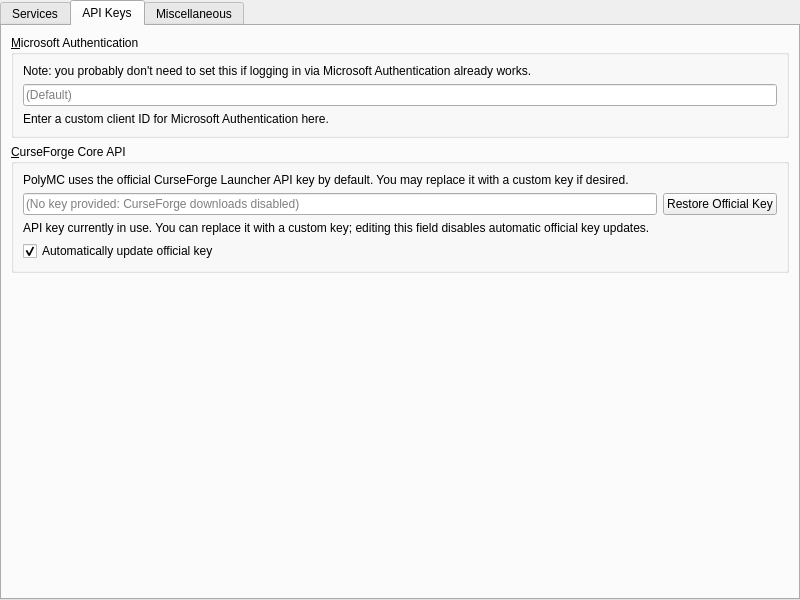
Qt form launcher/ui/pages/global/APIPage.ui (GoldMeddle/PolyMC) before a commit.
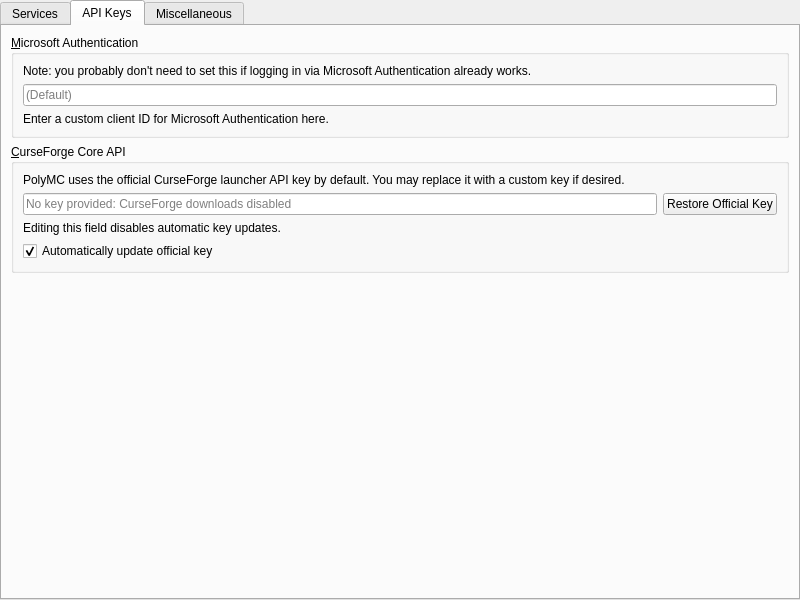
The same form after that commit. The open tabs and pages were chosen to show the change.

Commit message: ui: tweak API key settings page text

The edit to the form file:
```diff
--- a/launcher/ui/pages/global/APIPage.ui
+++ b/launcher/ui/pages/global/APIPage.ui
@@ -217,7 +217,7 @@
           <item row="2" column="0">
            <widget class="QLabel" name="label_7">
             <property name="text">
-             <string>API key currently in use. You can replace it with a custom key; editing this field disables automatic official key updates.</string>
+             <string>Editing this field disables automatic key updates.</string>
             </property>
             <property name="textFormat">
              <enum>Qt::RichText</enum>
@@ -236,7 +236,7 @@
              <bool>true</bool>
             </property>
             <property name="placeholderText">
-             <string>(No key provided: CurseForge downloads disabled)</string>
+             <string>No key provided: CurseForge downloads disabled</string>
             </property>
            </widget>
           </item>
@@ -256,7 +256,7 @@
              </sizepolicy>
             </property>
             <property name="text">
-             <string>PolyMC uses the official CurseForge Launcher API key by default. You may replace it with a custom key if desired.</string>
+             <string>PolyMC uses the official CurseForge launcher API key by default. You may replace it with a custom key if desired.</string>
             </property>
             <property name="wordWrap">
              <bool>true</bool>
```
